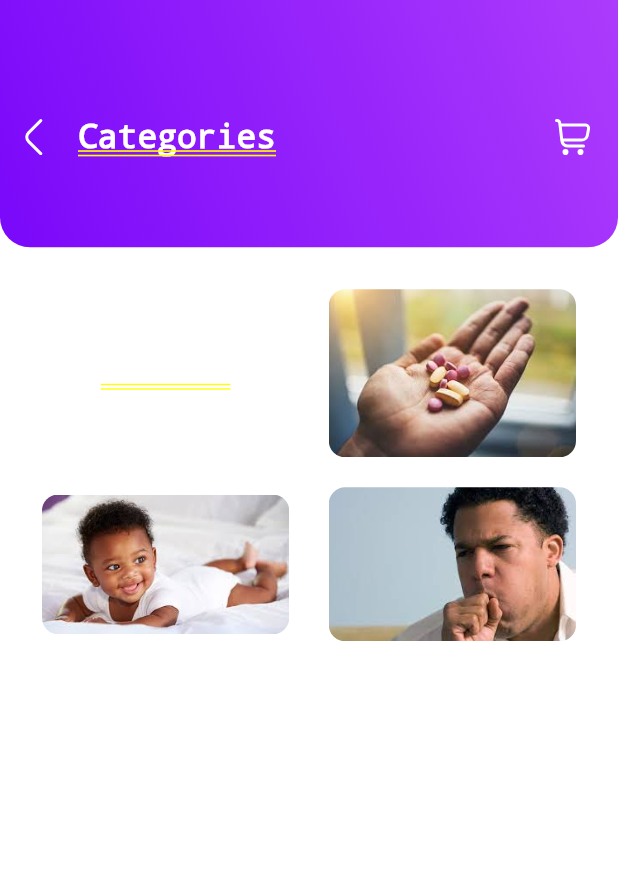
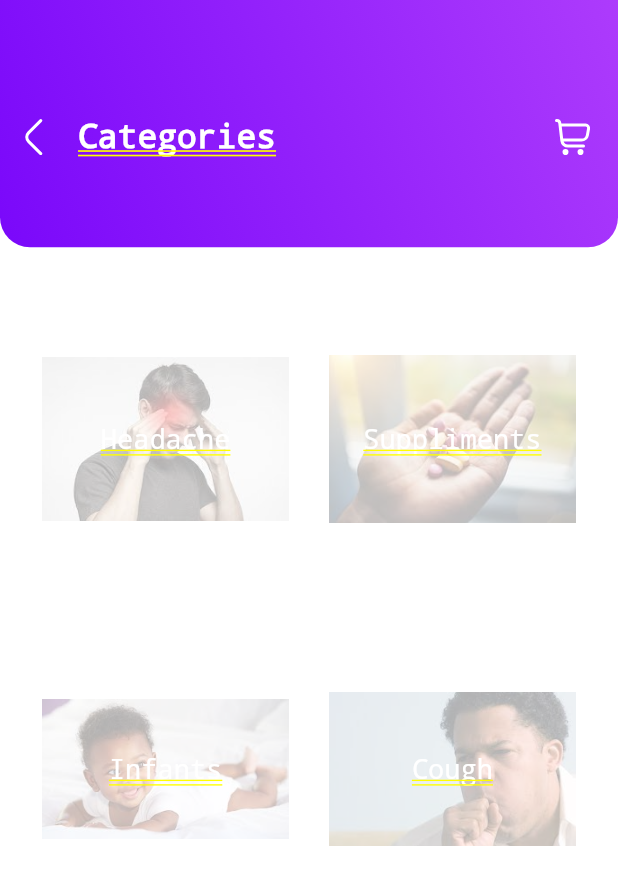
Before and after one commit to George-Onyango/health-repo, a Flutter app: the screen it shows after launch, after a tap on "View All", on a phone screen of 412 x 824 dp. Shown: the top 885 px of the screen. Run offline on Flutter 3.47's test engine with Material 2 defaults, Android fonts, the phone set to English and light mode, and no system bars; our stand-ins replace bloc, flutter_svg.

Commit message:
add adaptive category to the pharmacy screen

```diff
--- a/lib/Screens/categories.dart
+++ b/lib/Screens/categories.dart
@@ -115,11 +115,10 @@ class Headache extends StatelessWidget {
   @override
   Widget build(BuildContext context) {
     Size size = MediaQuery.of(context).size;
-    return SizedBox(
+    return Container(
       width: size.width * 0.4,
-      child: Column(
-        children: [
-          const Text(
+      child: const Center(
+        child: Text(
           "Headache",
           style: TextStyle(
             fontSize: 18,
@@ -127,16 +126,14 @@ class Headache extends StatelessWidget {
             color: Colors.white,
           ),
         ),
-          Container(
+      ),
+      height: 200,
       decoration: BoxDecoration(
         borderRadius: BorderRadius.circular(10.9505),
-              image: const DecorationImage(
-                image: ExactAssetImage("images/headache.jpeg"),
-                fit: BoxFit.fill,
-              ),
-            ),
-          ),
-        ],
+        image: DecorationImage(
+            image: const ExactAssetImage("images/headache.jpeg"),
+            colorFilter: ColorFilter.mode(
+                Colors.black.withOpacity(0.3), BlendMode.dstATop)),
       ),
     );
   }
@@ -148,17 +145,26 @@ class Suppliments extends StatelessWidget {
   @override
   Widget build(BuildContext context) {
     Size size = MediaQuery.of(context).size;
-    return SizedBox(
+    return Container(
       width: size.width * 0.4,
-      child: Column(
-        children: [
-          Container(
-            child: ClipRRect(
+      child: const Center(
+        child: Text(
+          "Suppliments",
+          style: TextStyle(
+            fontSize: 18,
+            fontWeight: FontWeight.w500,
+            color: Colors.white,
+          ),
+        ),
+      ),
+      height: 200,
+      decoration: BoxDecoration(
         borderRadius: BorderRadius.circular(10.9505),
-              child: Image.asset("images/suppliments.jpeg"),
+        image: DecorationImage(
+          image: const ExactAssetImage("images/suppliments.jpeg"),
+          colorFilter: ColorFilter.mode(
+              Colors.black.withOpacity(0.3), BlendMode.dstATop),
         ),
-          )
-        ],
       ),
     );
   }
@@ -170,17 +176,25 @@ class Infants extends StatelessWidget {
   @override
   Widget build(BuildContext context) {
     Size size = MediaQuery.of(context).size;
-    return SizedBox(
+    return Container(
       width: size.width * 0.4,
-      child: Column(
-        children: [
-          Container(
-            child: ClipRRect(
+      child: const Center(
+        child: Text(
+          "Infants",
+          style: TextStyle(
+            fontSize: 18,
+            fontWeight: FontWeight.w500,
+            color: Colors.white,
+          ),
+        ),
+      ),
+      height: 200,
+      decoration: BoxDecoration(
         borderRadius: BorderRadius.circular(10.9505),
-              child: Image.asset("images/infants.jpeg"),
-            ),
-          )
-        ],
+        image: DecorationImage(
+            image: const ExactAssetImage("images/infants.jpeg"),
+            colorFilter: ColorFilter.mode(
+                Colors.black.withOpacity(0.3), BlendMode.dstATop)),
       ),
     );
   }
@@ -192,17 +206,25 @@ class Cough extends StatelessWidget {
   @override
   Widget build(BuildContext context) {
     Size size = MediaQuery.of(context).size;
-    return SizedBox(
+    return Container(
       width: size.width * 0.4,
-      child: Column(
-        children: [
-          Container(
-            child: ClipRRect(
+      child: const Center(
+        child: Text(
+          "Cough",
+          style: TextStyle(
+            fontSize: 18,
+            fontWeight: FontWeight.w500,
+            color: Colors.white,
+          ),
+        ),
+      ),
+      height: 200,
+      decoration: BoxDecoration(
         borderRadius: BorderRadius.circular(10.9505),
-              child: Image.asset("images/cough.jpeg"),
-            ),
-          )
-        ],
+        image: DecorationImage(
+            image: const ExactAssetImage("images/cough.jpeg"),
+            colorFilter: ColorFilter.mode(
+                Colors.black.withOpacity(0.3), BlendMode.dstATop)),
       ),
     );
   }
--- a/lib/Screens/medicine.dart
+++ b/lib/Screens/medicine.dart
@@ -15,15 +15,12 @@ class PharmacyScreen extends StatelessWidget {
         crossAxisAlignment: CrossAxisAlignment.start,
         children: [
           Container(
-            height: size.height*0.2,
+            height: size.height * 0.2,
             decoration: const BoxDecoration(
               gradient: LinearGradient(
                 begin: Alignment.topRight,
                 end: Alignment.bottomLeft,
-                colors: [
-                  kPurpleGradient2,
-                  kPurpleGradient
-                ],
+                colors: [kPurpleGradient2, kPurpleGradient],
               ),
               borderRadius: BorderRadius.only(
                 bottomLeft: Radius.circular(20),
@@ -35,8 +32,8 @@ class PharmacyScreen extends StatelessWidget {
               child: Row(
                 children: [
                   const Padding(
-                    padding:  EdgeInsets.only(left:18.0),
-                    child:  Text(
+                    padding: EdgeInsets.only(left: 18.0),
+                    child: Text(
                       "Pharmacy",
                       style: TextStyle(
                         fontSize: 22,
@@ -62,6 +59,8 @@ class PharmacyScreen extends StatelessWidget {
               ),
             ),
           ),
+          Column(
+            children: [
               Row(
                 children: [
                   const Category(),
@@ -89,11 +88,34 @@ class PharmacyScreen extends StatelessWidget {
                   ),
                 ],
               ),
+              Row(
+                children: const [Headache(), Suppliments(), Infants(), Cough()],
+              )
+            ],
+          ),
           const SizedBox(
             height: 10,
           ),
           Column(
             children: [
+              Padding(
+                padding: const EdgeInsets.only(left: 18.0),
+                child: Row(
+                  children: [
+                    Text(
+                      "Suggestions",
+                      style: TextStyle(
+                        fontSize: 22,
+                        fontWeight: FontWeight.w600,
+                        color: kTextColor.withOpacity(0.4),
+                      ),
+                    ),
+                  ],
+                ),
+              ),
+              const SizedBox(
+                height: 20,
+              ),
               Row(
                 children: const [
                   Paracetamol(),
--- a/lib/main.dart
+++ b/lib/main.dart
@@ -13,9 +13,10 @@ class MyApp extends StatelessWidget {
 
   @override
   Widget build(BuildContext context) {
-    return const MaterialApp(
+    return  MaterialApp(
+      theme:  ThemeData(backgroundColor: Colors.white),
       debugShowCheckedModeBanner: false,
-      home: HomeScreen(),
+      home: const HomeScreen(),
     );
   }
 }
```
Lines whose indentation alone changed are shown as unchanged.
